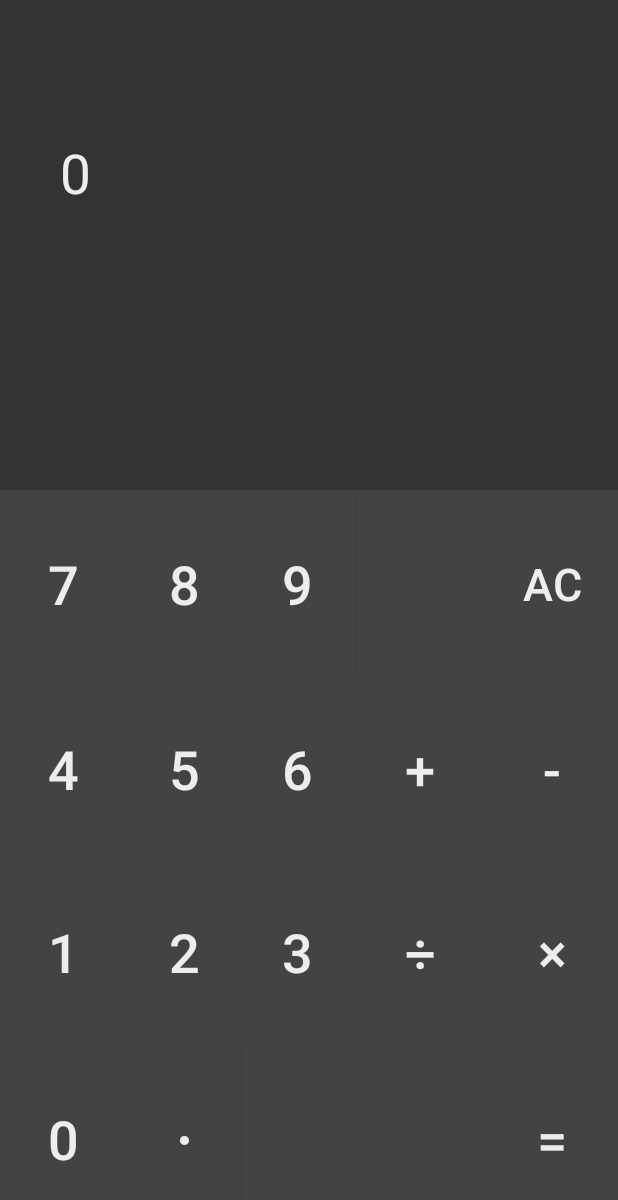
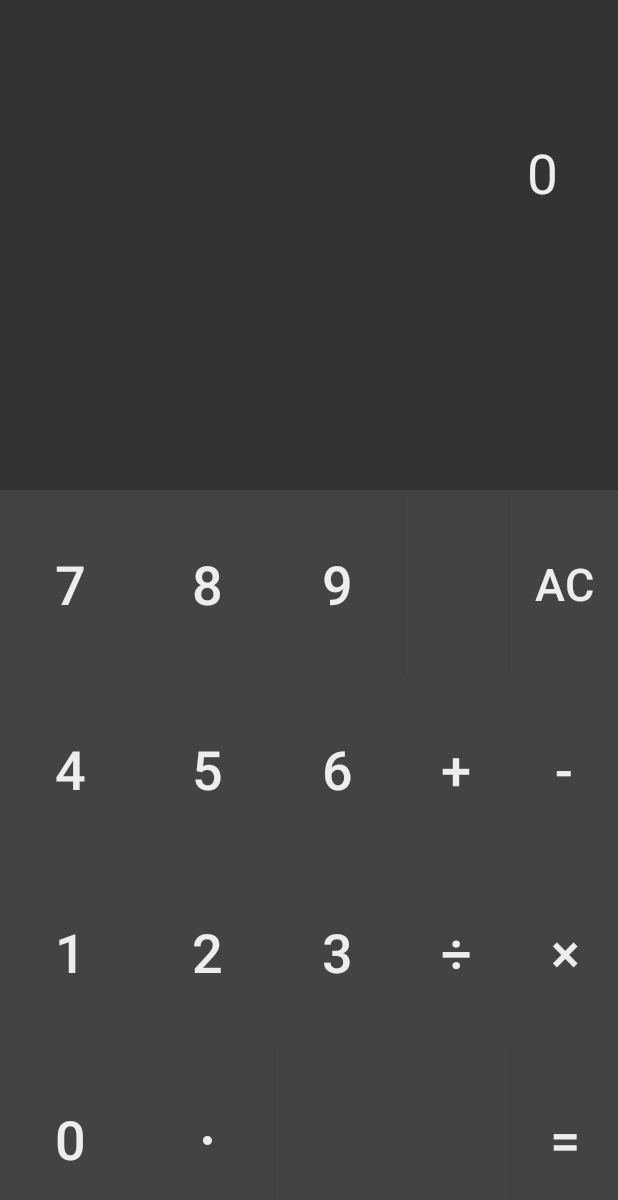
Before and after one commit to Yaona807/CalcApp, an Android app: the screen it shows after launch (MainActivity), on a phone screen of 412 x 824 dp. Shown: the top 1200 px of the screen. Run offline under Robolectric (Android 15) with nearby library versions, the phone set to English and light mode, and no system bars.

Commit message:
レイアウトの修正

```diff
--- a/app/src/main/res/layout/activity_main.xml
+++ b/app/src/main/res/layout/activity_main.xml
@@ -5,7 +5,9 @@
     android:layout_width="match_parent"
     android:layout_height="match_parent"
     tools:context=".MainActivity">
+
     <TableLayout
+        android:id="@+id/tableLayout"
         android:layout_width="0dp"
         android:layout_height="0dp"
         android:background="@color/btnColor"
@@ -27,6 +29,7 @@
                 android:layout_margin="40dp"
                 android:layout_weight="1"
                 android:background="#FF333333"
+                android:gravity="right"
                 android:maxLength="25"
                 android:paddingTop="50dp"
                 android:textColor="#EDEDED"
@@ -41,9 +44,9 @@
 
             <Button
                 android:id="@+id/button7"
-                android:layout_width="match_parent"
+                android:layout_width="57dp"
                 android:layout_height="match_parent"
-                android:layout_weight="0.4"
+                android:layout_weight="0.3"
                 android:background="@color/btnColor"
                 android:foreground="?android:attr/selectableItemBackground"
                 android:text="7"
@@ -52,9 +55,9 @@
 
             <Button
                 android:id="@+id/button8"
-                android:layout_width="match_parent"
+                android:layout_width="104dp"
                 android:layout_height="match_parent"
-                android:layout_weight="0.2"
+                android:layout_weight="0.3"
                 android:background="@color/btnColor"
                 android:foreground="?android:attr/selectableItemBackground"
                 android:text="8"
@@ -63,9 +66,9 @@
 
             <Button
                 android:id="@+id/button9"
-                android:layout_width="match_parent"
+                android:layout_width="102dp"
                 android:layout_height="match_parent"
-                android:layout_weight="0.2"
+                android:layout_weight="0.3"
                 android:background="@color/btnColor"
                 android:foreground="?android:attr/selectableItemBackground"
                 android:text="9"
@@ -75,12 +78,14 @@
             <Space
                 android:layout_width="match_parent"
                 android:layout_height="match_parent"
+                android:layout_weight="0.3"
                 android:background="@color/btnColor" />
 
             <Button
                 android:id="@+id/ac_button"
                 android:layout_width="match_parent"
                 android:layout_height="match_parent"
+                android:layout_weight="0.3"
                 android:background="@color/btnColor"
                 android:foreground="?android:attr/selectableItemBackground"
                 android:text="AC"
@@ -98,7 +103,7 @@
                 android:id="@+id/button4"
                 android:layout_width="match_parent"
                 android:layout_height="match_parent"
-                android:layout_weight="0.4"
+                android:layout_weight="0.3"
                 android:background="@color/btnColor"
                 android:foreground="?android:attr/selectableItemBackground"
                 android:text="4"
@@ -109,7 +114,7 @@
                 android:id="@+id/button5"
                 android:layout_width="match_parent"
                 android:layout_height="match_parent"
-                android:layout_weight="0.2"
+                android:layout_weight="0.3"
                 android:background="@color/btnColor"
                 android:foreground="?android:attr/selectableItemBackground"
                 android:text="5"
@@ -120,7 +125,7 @@
                 android:id="@+id/button6"
                 android:layout_width="match_parent"
                 android:layout_height="match_parent"
-                android:layout_weight="0.2"
+                android:layout_weight="0.3"
                 android:background="@color/btnColor"
                 android:foreground="?android:attr/selectableItemBackground"
                 android:text="6"
@@ -131,6 +136,7 @@
                 android:id="@+id/plus_button"
                 android:layout_width="match_parent"
                 android:layout_height="match_parent"
+                android:layout_weight="0.3"
                 android:background="@color/btnColor"
                 android:foreground="?android:attr/selectableItemBackground"
                 android:text="+"
@@ -141,6 +147,7 @@
                 android:id="@+id/minus_button"
                 android:layout_width="match_parent"
                 android:layout_height="match_parent"
+                android:layout_weight="0.3"
                 android:background="@color/btnColor"
                 android:foreground="?android:attr/selectableItemBackground"
                 android:text="-"
@@ -168,7 +175,7 @@
                 android:id="@+id/button2"
                 android:layout_width="match_parent"
                 android:layout_height="match_parent"
-                android:layout_weight="0.2"
+                android:layout_weight="0.4"
                 android:background="@color/btnColor"
                 android:foreground="?android:attr/selectableItemBackground"
                 android:text="2"
@@ -179,7 +186,7 @@
                 android:id="@+id/button3"
                 android:layout_width="match_parent"
                 android:layout_height="match_parent"
-                android:layout_weight="0.2"
+                android:layout_weight="0.4"
                 android:background="@color/btnColor"
                 android:foreground="?android:attr/selectableItemBackground"
                 android:text="3"
@@ -190,6 +197,7 @@
                 android:id="@+id/division_button"
                 android:layout_width="match_parent"
                 android:layout_height="match_parent"
+                android:layout_weight="0.4"
                 android:background="@color/btnColor"
                 android:foreground="?android:attr/selectableItemBackground"
                 android:text="÷"
@@ -200,6 +208,7 @@
                 android:id="@+id/multi_button"
                 android:layout_width="match_parent"
                 android:layout_height="match_parent"
+                android:layout_weight="0.4"
                 android:background="@color/btnColor"
                 android:foreground="?android:attr/selectableItemBackground"
                 android:text="×"
@@ -227,7 +236,7 @@
                 android:id="@+id/dot_button"
                 android:layout_width="match_parent"
                 android:layout_height="match_parent"
-                android:layout_weight="0.2"
+                android:layout_weight="0.4"
                 android:background="@color/btnColor"
                 android:foreground="?android:attr/selectableItemBackground"
                 android:text="･"
@@ -237,16 +246,18 @@
             <Space
                 android:layout_width="match_parent"
                 android:layout_height="match_parent"
-                android:layout_weight="0.2" />
+                android:layout_weight="0.4" />
 
             <Space
                 android:layout_width="match_parent"
-                android:layout_height="match_parent" />
+                android:layout_height="match_parent"
+                android:layout_weight="0.4" />
 
             <Button
                 android:id="@+id/equal_button"
                 android:layout_width="match_parent"
                 android:layout_height="match_parent"
+                android:layout_weight="0.4"
                 android:background="@color/btnColor"
                 android:foreground="?android:attr/selectableItemBackground"
                 android:text="="
```
